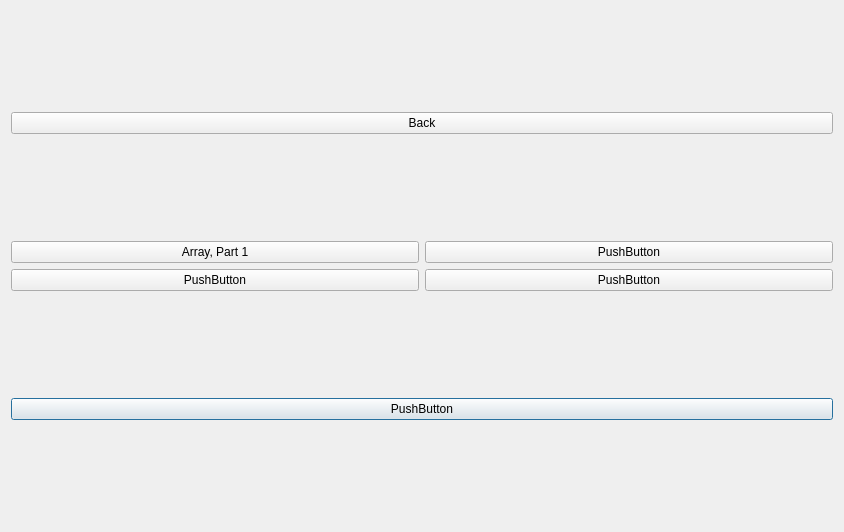
First picture: the form in lesson.ui, repository ValeriaGrigoruants/Platform-for-learning-programming, before the edit.
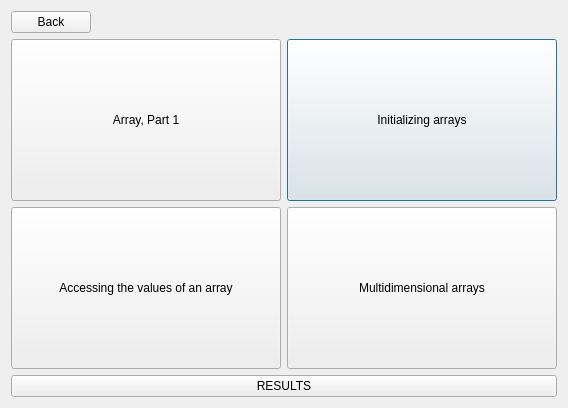
Second picture: the form after the edit.

```diff
--- a/lesson.ui
+++ b/lesson.ui
@@ -6,63 +6,104 @@
    <rect>
     <x>0</x>
     <y>0</y>
-    <width>844</width>
-    <height>532</height>
+    <width>568</width>
+    <height>408</height>
    </rect>
   </property>
   <property name="windowTitle">
    <string>Dialog</string>
   </property>
   <layout class="QGridLayout" name="gridLayout">
-   <item row="3" column="0">
-    <widget class="QPushButton" name="results">
-     <property name="text">
-      <string>PushButton</string>
-     </property>
-    </widget>
-   </item>
-   <item row="0" column="0">
-    <widget class="QPushButton" name="pushButton">
-     <property name="text">
-      <string>Back</string>
-     </property>
-    </widget>
-   </item>
-   <item row="1" column="0">
+   <item row="6" column="0">
     <layout class="QGridLayout" name="gridLayout_2">
-     <item row="2" column="1">
-      <widget class="QPushButton" name="les_4">
-       <property name="text">
-        <string>PushButton</string>
-       </property>
-      </widget>
-     </item>
-     <item row="0" column="1">
+     <item row="1" column="1">
       <widget class="QPushButton" name="les_2">
        <property name="sizePolicy">
-        <sizepolicy hsizetype="Minimum" vsizetype="Fixed">
+        <sizepolicy hsizetype="Minimum" vsizetype="Expanding">
          <horstretch>0</horstretch>
          <verstretch>0</verstretch>
         </sizepolicy>
        </property>
        <property name="text">
-        <string>PushButton</string>
+        <string>Initializing arrays</string>
        </property>
       </widget>
      </item>
-     <item row="2" column="0">
+     <item row="3" column="0">
       <widget class="QPushButton" name="les_3">
+       <property name="sizePolicy">
+        <sizepolicy hsizetype="Minimum" vsizetype="Expanding">
+         <horstretch>0</horstretch>
+         <verstretch>0</verstretch>
+        </sizepolicy>
+       </property>
        <property name="text">
-        <string>PushButton</string>
+        <string>Accessing the values of an array</string>
        </property>
       </widget>
      </item>
-     <item row="0" column="0">
+     <item row="1" column="0">
       <widget class="QPushButton" name="les_1">
+       <property name="sizePolicy">
+        <sizepolicy hsizetype="Minimum" vsizetype="Expanding">
+         <horstretch>0</horstretch>
+         <verstretch>0</verstretch>
+        </sizepolicy>
+       </property>
        <property name="text">
         <string>Array, Part 1</string>
        </property>
       </widget>
+     </item>
+     <item row="3" column="1">
+      <widget class="QPushButton" name="les_4">
+       <property name="sizePolicy">
+        <sizepolicy hsizetype="Minimum" vsizetype="Expanding">
+         <horstretch>0</horstretch>
+         <verstretch>0</verstretch>
+        </sizepolicy>
+       </property>
+       <property name="text">
+        <string>Multidimensional arrays</string>
+       </property>
+      </widget>
+     </item>
+    </layout>
+   </item>
+   <item row="8" column="0">
+    <widget class="QPushButton" name="results">
+     <property name="text">
+      <string>RESULTS</string>
+     </property>
+    </widget>
+   </item>
+   <item row="0" column="0">
+    <layout class="QHBoxLayout" name="horizontalLayout_5">
+     <item>
+      <widget class="QPushButton" name="pushButton">
+       <property name="sizePolicy">
+        <sizepolicy hsizetype="Preferred" vsizetype="Fixed">
+         <horstretch>0</horstretch>
+         <verstretch>0</verstretch>
+        </sizepolicy>
+       </property>
+       <property name="text">
+        <string>Back</string>
+       </property>
+      </widget>
+     </item>
+     <item>
+      <spacer name="horizontalSpacer">
+       <property name="orientation">
+        <enum>Qt::Horizontal</enum>
+       </property>
+       <property name="sizeHint" stdset="0">
+        <size>
+         <width>40</width>
+         <height>20</height>
+        </size>
+       </property>
+      </spacer>
      </item>
     </layout>
    </item>
```
